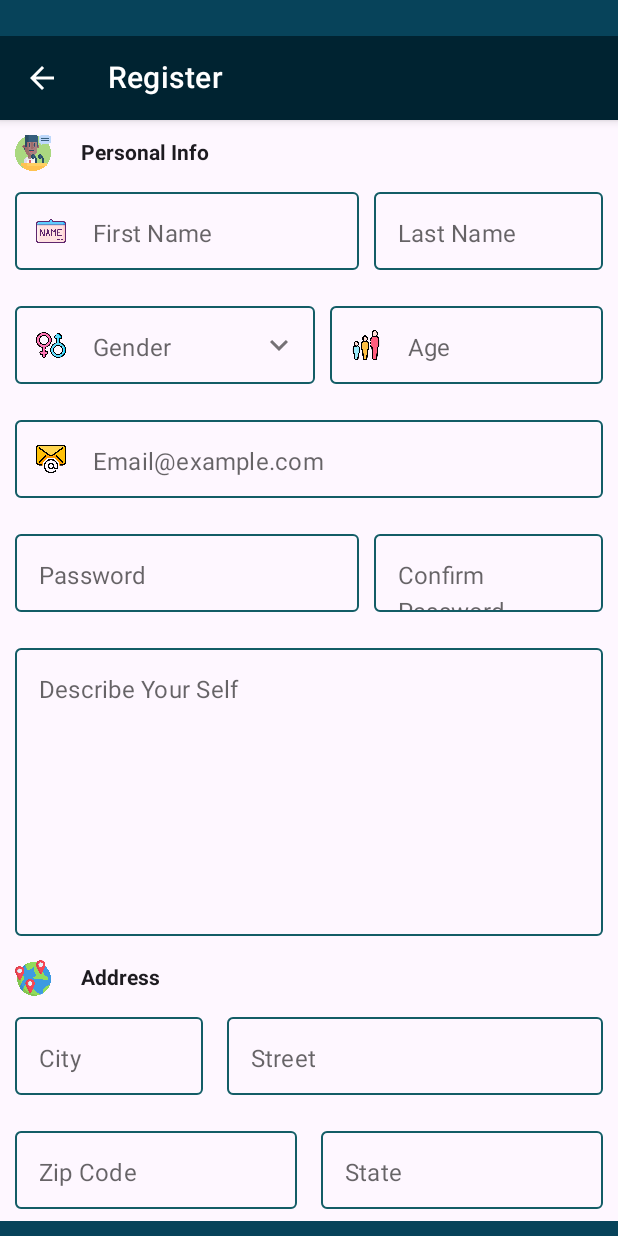
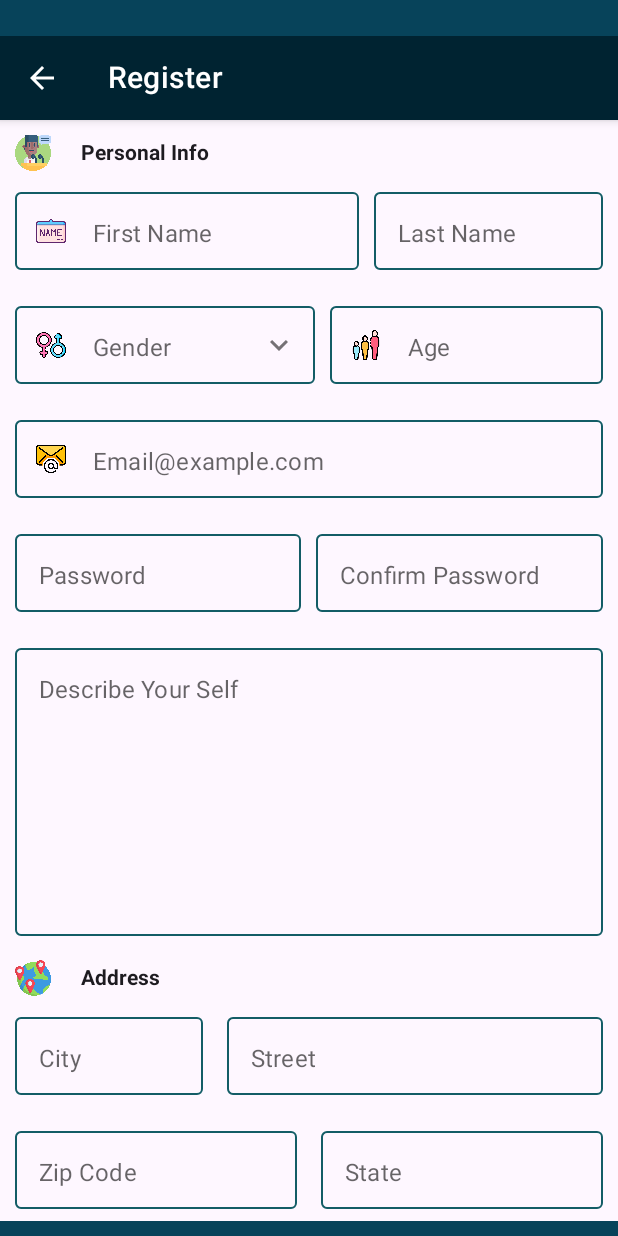
Before and after one commit to S-A-T-Y-A/Mobile_App_Dev_Final_Project, an Android app built with Jetpack Compose: the SignUpPage screen opened through its navigation route, on a phone screen of 412 x 824 dp. Run offline under Robolectric (Android 15) with nearby library versions, the phone set to English and light mode, and no system bars; our stand-ins replace Firebase (no records; nobody signed in at launch, a user with empty details on screens opened directly).

Commit message:
confirm password styling

```diff
--- a/app/src/main/java/com/team3/wellness_buddy/MainActivity.kt
+++ b/app/src/main/java/com/team3/wellness_buddy/MainActivity.kt
@@ -66,7 +66,7 @@ class MainActivity : ComponentActivity() {
 fun WellnessBuddyApp() {
     val navController = rememberNavController()
 
-    NavHost(navController = navController, startDestination = "category_explorer") {
+    NavHost(navController = navController, startDestination = "login") {
         composable("login") { Login(navController) }
         composable("home") { UsersListPage(navController) }
         composable("signUp") { SignUpPage(navController) }
--- a/app/src/main/java/com/team3/wellness_buddy/register/SignUpForm.kt
+++ b/app/src/main/java/com/team3/wellness_buddy/register/SignUpForm.kt
@@ -167,7 +167,7 @@ fun SignUpForm(
             horizontalArrangement = Arrangement.SpaceBetween
         ) {
             MyTextField(
-                modifier = Modifier.weight(1.5f),
+                modifier = Modifier.weight(1f),
                 label = "Password",
                 value = password,
                 onValueChange = { password = it },
```
